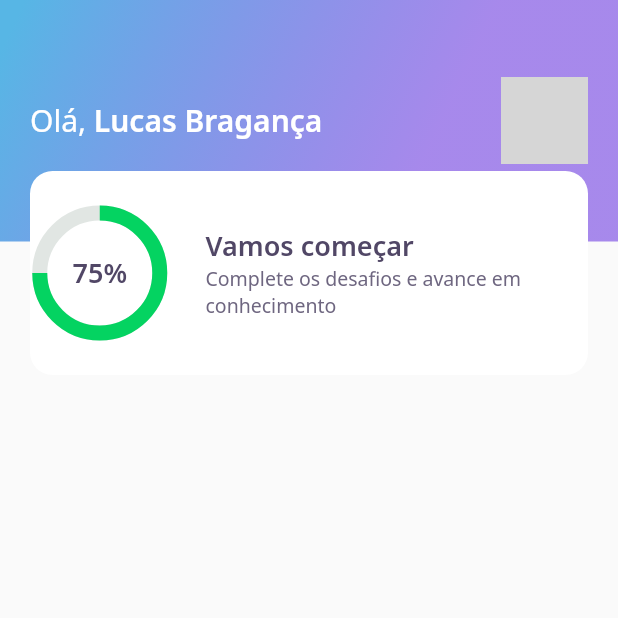
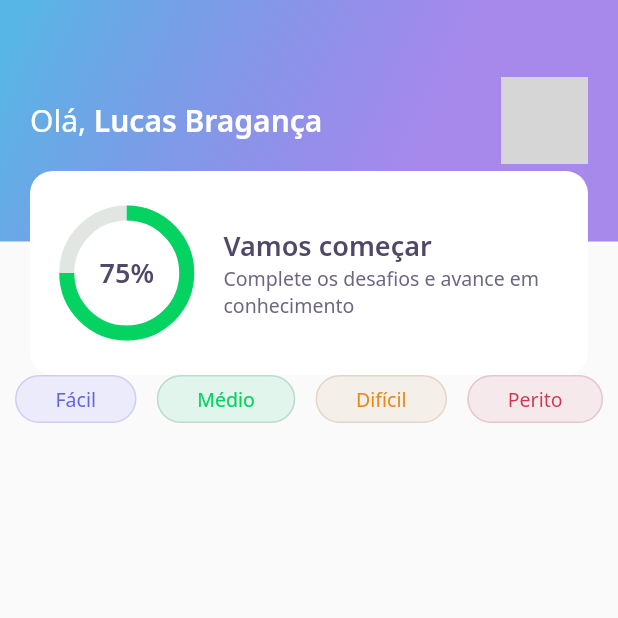
Before and after one commit to Lucas-Braganca/curso-flutter, a Flutter app: the screen it shows after launch, on a phone screen of 412 x 824 dp, the top half of it. Run offline on Flutter 3.47's test engine with Material 2 defaults, Android fonts, the phone set to English and light mode, and no system bars; our stand-ins replace google_fonts; network calls fail; grey boxes are pictures that could not be loaded.

Commit message:
:sparkles: Level Button

```diff
--- a/devquiz/lib/home/home_page.dart
+++ b/devquiz/lib/home/home_page.dart
@@ -1,4 +1,5 @@
 import 'package:devquiz/home/widgets/appbar/app_bar_widget.dart';
+import 'package:devquiz/home/widgets/level_button/level_button_widget.dart';
 import 'package:flutter/material.dart';
 
 class HomePage extends StatefulWidget {
@@ -11,6 +12,26 @@ class _HomePageState extends State<HomePage> {
   Widget build(BuildContext context) {
     return Scaffold(
       appBar: AppBarWidget(),
+      body: Padding(
+        padding: const EdgeInsets.symmetric(horizontal: 10),
+        child: Row(
+          mainAxisAlignment: MainAxisAlignment.spaceBetween,
+          children: [
+            LevelButtonWidget(
+              label: 'Fácil',
+            ),
+            LevelButtonWidget(
+              label: 'Médio',
+            ),
+            LevelButtonWidget(
+              label: 'Difícil',
+            ),
+            LevelButtonWidget(
+              label: 'Perito',
+            ),
+          ],
+        ),
+      ),
     );
   }
 }
--- /dev/null
+++ b/devquiz/lib/home/widgets/level_button/level_button_widget.dart
@@ -0,0 +1,59 @@
+import 'package:devquiz/core/app_colors.dart';
+import 'package:devquiz/core/app_text_styles.dart';
+import 'package:flutter/material.dart';
+import 'package:google_fonts/google_fonts.dart';
+
+class LevelButtonWidget extends StatelessWidget {
+  final String label;
+
+  LevelButtonWidget({
+    Key? key,
+    required this.label,
+  })   : assert(['Fácil', 'Médio', 'Difícil', 'Perito'].contains(label)),
+        super(key: key);
+
+  final config = {
+    "Fácil": {
+      'color': AppColors.levelButtonFacil,
+      'borderColor': AppColors.levelButtonBorderFacil,
+      'fontColor': AppColors.levelButtonTextFacil
+    },
+    "Médio": {
+      'color': AppColors.levelButtonMedio,
+      'borderColor': AppColors.levelButtonBorderMedio,
+      'fontColor': AppColors.levelButtonTextMedio
+    },
+    "Difícil": {
+      'color': AppColors.levelButtonDificil,
+      'borderColor': AppColors.levelButtonBorderDificil,
+      'fontColor': AppColors.levelButtonTextDificil
+    },
+    "Perito": {
+      'color': AppColors.levelButtonPerito,
+      'borderColor': AppColors.levelButtonBorderPerito,
+      'fontColor': AppColors.levelButtonTextPerito
+    },
+  };
+
+  Color get color => config[label]!['color']!;
+  Color get borderColor => config[label]!['borderColor']!;
+  Color get fontColor => config[label]!['fontColor']!;
+
+  @override
+  Widget build(BuildContext context) {
+    return Container(
+      decoration: BoxDecoration(
+        color: color,
+        border: Border.fromBorderSide(BorderSide(color: borderColor)),
+        borderRadius: BorderRadius.circular(28),
+      ),
+      child: Padding(
+        padding: const EdgeInsets.symmetric(horizontal: 26, vertical: 6),
+        child: Text(
+          label,
+          style: GoogleFonts.notoSans(color: fontColor, fontSize: 13),
+        ),
+      ),
+    );
+  }
+}
--- a/devquiz/lib/home/widgets/score_card/score_card_widget.dart
+++ b/devquiz/lib/home/widgets/score_card/score_card_widget.dart
@@ -12,6 +12,8 @@ class ScoreCardWidget extends StatelessWidget {
         decoration: BoxDecoration(
             color: AppColors.white, borderRadius: BorderRadius.circular(15)),
         height: 136,
+        child: Padding(
+          padding: const EdgeInsets.symmetric(horizontal: 24),
           child: Row(
             crossAxisAlignment: CrossAxisAlignment.center,
             children: [
@@ -39,6 +41,7 @@ class ScoreCardWidget extends StatelessWidget {
             ],
           ),
         ),
+      ),
     );
   }
 }
```
Lines whose indentation alone changed are shown as unchanged.
